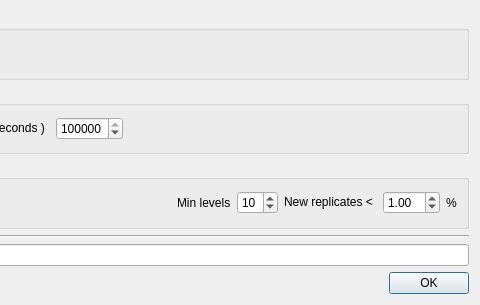
Qt form src/ui/replicatenullmodelconfigdialog.ui (persts/ReplicateNullModel) before a commit; both pictures show x 312 to 792 and y 0 to 305 of the 792 by 305 pixel window.
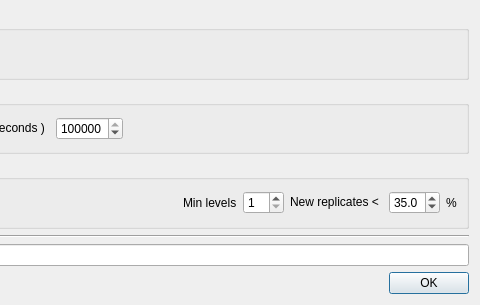
The same form after that commit.

What changed in the file:
```diff
--- a/src/ui/replicatenullmodelconfigdialog.ui
+++ b/src/ui/replicatenullmodelconfigdialog.ui
@@ -186,7 +186,7 @@
          <number>16</number>
         </property>
         <property name="value">
-         <number>10</number>
+         <number>1</number>
         </property>
        </widget>
       </item>
@@ -213,16 +213,16 @@
       <item row="0" column="5">
        <widget class="QDoubleSpinBox" name="dsboxNewResultMinimumTheshold">
         <property name="decimals">
-         <number>2</number>
+         <number>1</number>
         </property>
         <property name="maximum">
-         <double>10.000000000000000</double>
+         <double>40.000000000000000</double>
         </property>
         <property name="singleStep">
          <double>0.100000000000000</double>
         </property>
         <property name="value">
-         <double>1.000000000000000</double>
+         <double>35.000000000000000</double>
         </property>
        </widget>
       </item>
```
